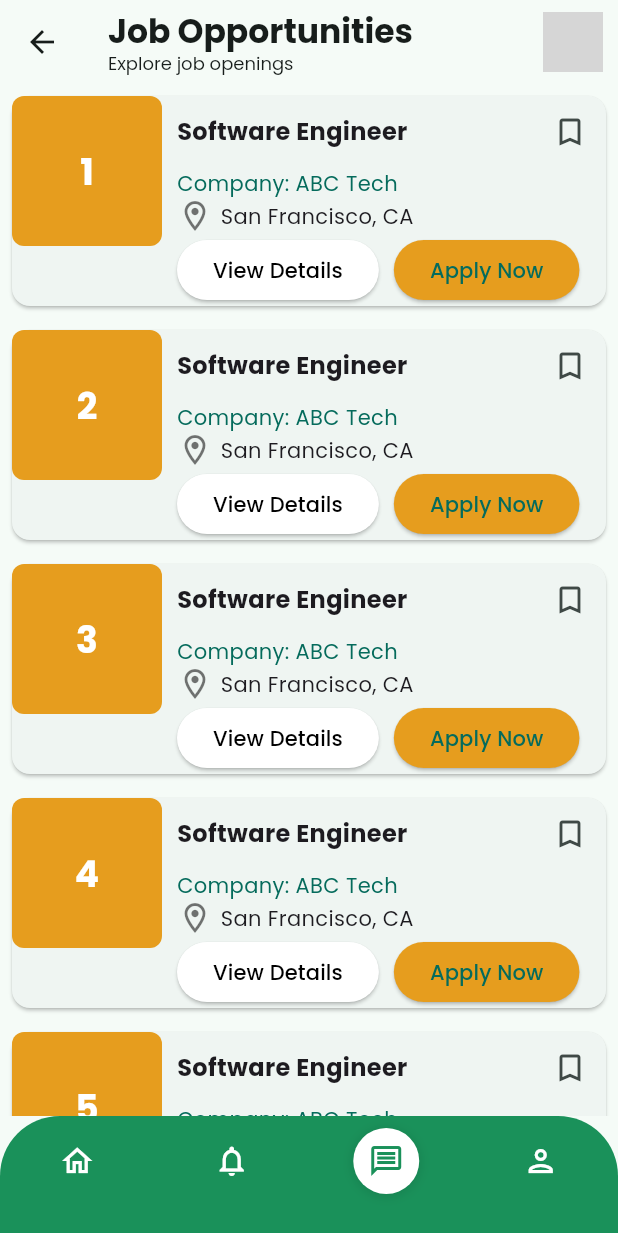
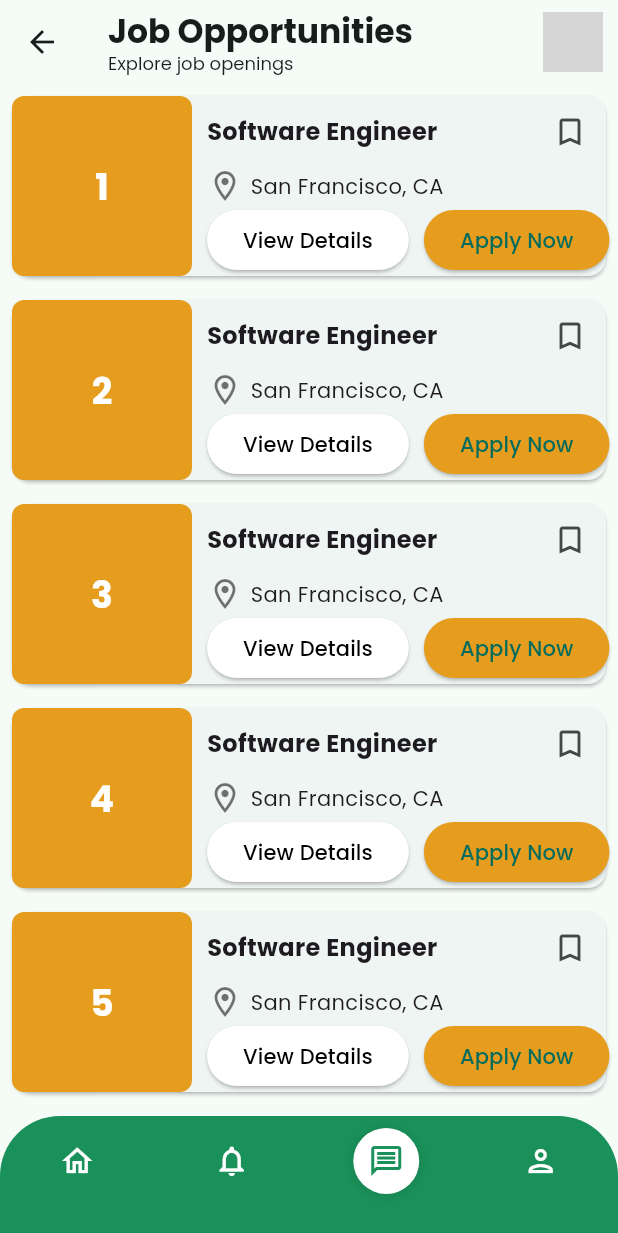
Before and after one commit to yskooo/snt_innovatives, a Flutter app: the JobOpportunitiesRoute screen opened directly, on a phone screen of 412 x 824 dp. Shown: the top 1233 px of the screen. Run offline on Flutter 3.47's test engine with Material 3 defaults, Android fonts, the phone set to English and light mode, and no system bars; our stand-ins replace carousel_slider, device_preview, flutter_svg, google_fonts, supabase_flutter; accounts and stored records are empty; network calls fail; grey boxes are pictures that could not be loaded.

Commit message:
job opp: box

```diff
--- a/lib/city_services/job_opportunities.dart
+++ b/lib/city_services/job_opportunities.dart
@@ -57,7 +57,6 @@ class _JobOpportunitiesRouteState extends State<JobOpportunitiesRoute> {
   Widget _buildJobItem(BuildContext context, int index) {
     // Placeholder for your actual implementation
     final String jobTitle = 'Software Engineer';
-    final String companyName = 'ABC Tech';
     final String location = 'San Francisco, CA';
 
     return Card(
@@ -66,8 +65,8 @@ class _JobOpportunitiesRouteState extends State<JobOpportunitiesRoute> {
         crossAxisAlignment: CrossAxisAlignment.start,
         children: [
           Container(
-            width: 100,
-            height: 100,
+            width: 120,
+            height: 120,
             decoration: BoxDecoration(
               borderRadius: BorderRadius.circular(8),
               color: Color(0xFFE69D1E), // Use the desired color
@@ -102,10 +101,6 @@ class _JobOpportunitiesRouteState extends State<JobOpportunitiesRoute> {
                       icon: Icon(Icons.bookmark_border),
                     ),
                   ],
-                ),
-                Text(
-                  'Company: $companyName',
-                  style: TextStyle(color: Theme.of(context).primaryColor),
                 ),
                 Row(
                   children: [
```
